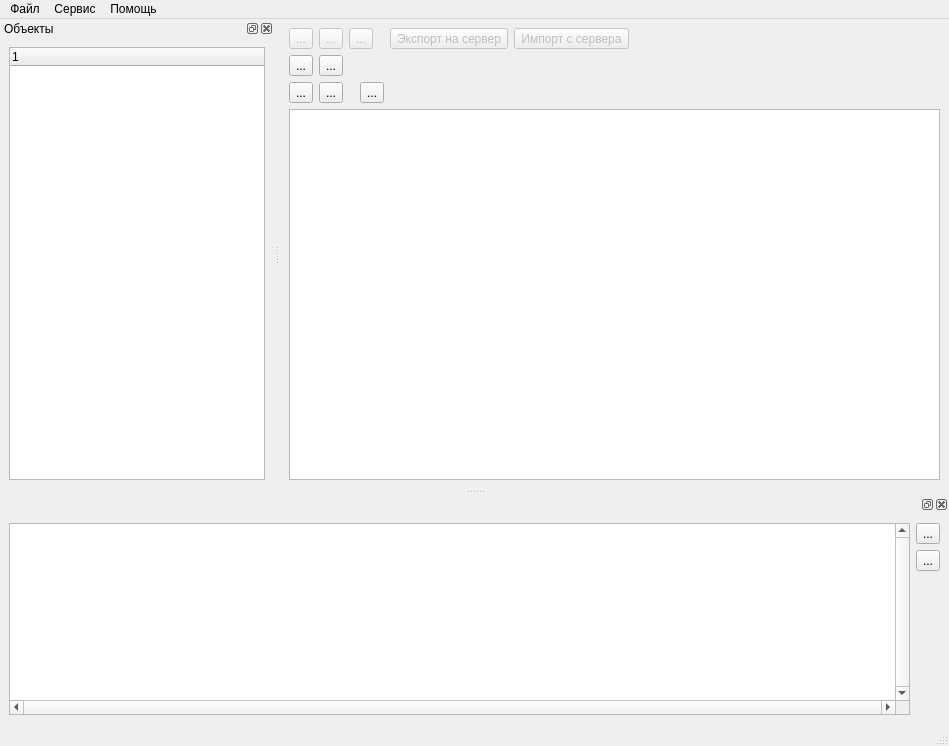
Above: certmanager/CertManager/mainwindow.ui from arcirk/ws_solution before the change. Below: the same form after it.
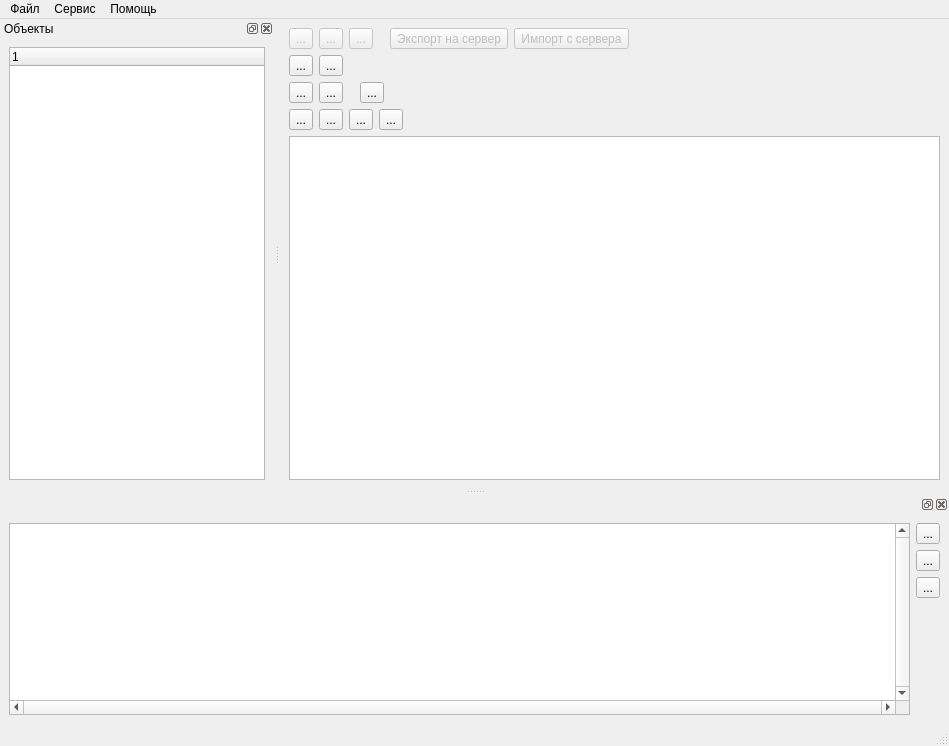
That is the form after the change. Icons and pictures are not drawn.

```diff
--- a/certmanager/CertManager/mainwindow.ui
+++ b/certmanager/CertManager/mainwindow.ui
@@ -283,6 +283,85 @@
       </layout>
      </widget>
     </item>
+    <item row="3" column="0">
+     <widget class="QWidget" name="wToolBarCurrentUser" native="true">
+      <layout class="QGridLayout" name="gridLayout_8">
+       <property name="leftMargin">
+        <number>0</number>
+       </property>
+       <property name="topMargin">
+        <number>0</number>
+       </property>
+       <property name="rightMargin">
+        <number>0</number>
+       </property>
+       <property name="bottomMargin">
+        <number>0</number>
+       </property>
+       <item row="0" column="0">
+        <layout class="QHBoxLayout" name="horizontalLayout_3">
+         <item>
+          <widget class="QToolButton" name="btnCurrentCopyToDisk">
+           <property name="text">
+            <string>...</string>
+           </property>
+           <property name="icon">
+            <iconset resource="certmaster.qrc">
+             <normaloff>:/img/copyToDisk.png</normaloff>:/img/copyToDisk.png</iconset>
+           </property>
+          </widget>
+         </item>
+         <item>
+          <widget class="QToolButton" name="btnCurrentCopyToRegistry">
+           <property name="text">
+            <string>...</string>
+           </property>
+           <property name="icon">
+            <iconset resource="certmaster.qrc">
+             <normaloff>:/img/copyToRegistry.png</normaloff>:/img/copyToRegistry.png</iconset>
+           </property>
+          </widget>
+         </item>
+         <item>
+          <widget class="QToolButton" name="btnCurrentCopyToSql">
+           <property name="text">
+            <string>...</string>
+           </property>
+           <property name="icon">
+            <iconset resource="certmaster.qrc">
+             <normaloff>:/img/copyToSql.png</normaloff>:/img/copyToSql.png</iconset>
+           </property>
+          </widget>
+         </item>
+         <item>
+          <widget class="QToolButton" name="btnCurrentDelete">
+           <property name="text">
+            <string>...</string>
+           </property>
+           <property name="icon">
+            <iconset resource="certmaster.qrc">
+             <normaloff>:/img/itemDelete.png</normaloff>:/img/itemDelete.png</iconset>
+           </property>
+          </widget>
+         </item>
+         <item>
+          <spacer name="horizontalSpacer_4">
+           <property name="orientation">
+            <enum>Qt::Horizontal</enum>
+           </property>
+           <property name="sizeHint" stdset="0">
+            <size>
+             <width>40</width>
+             <height>20</height>
+            </size>
+           </property>
+          </spacer>
+         </item>
+        </layout>
+       </item>
+      </layout>
+     </widget>
+    </item>
     <item row="4" column="0">
      <widget class="QTableView" name="tableView">
       <property name="selectionMode">
@@ -379,6 +458,20 @@
          </property>
         </widget>
        </item>
+       <item>
+        <widget class="QToolButton" name="btnSendCommand">
+         <property name="toolTip">
+          <string>Ввести команду</string>
+         </property>
+         <property name="text">
+          <string>...</string>
+         </property>
+         <property name="icon">
+          <iconset>
+           <normaloff>img/cmd.ico</normaloff>img/cmd.ico</iconset>
+         </property>
+        </widget>
+       </item>
        <item>
         <spacer name="verticalSpacer">
          <property name="orientation">
```
Left out of the diff: 168 changed lines with no effect on the pictures.
